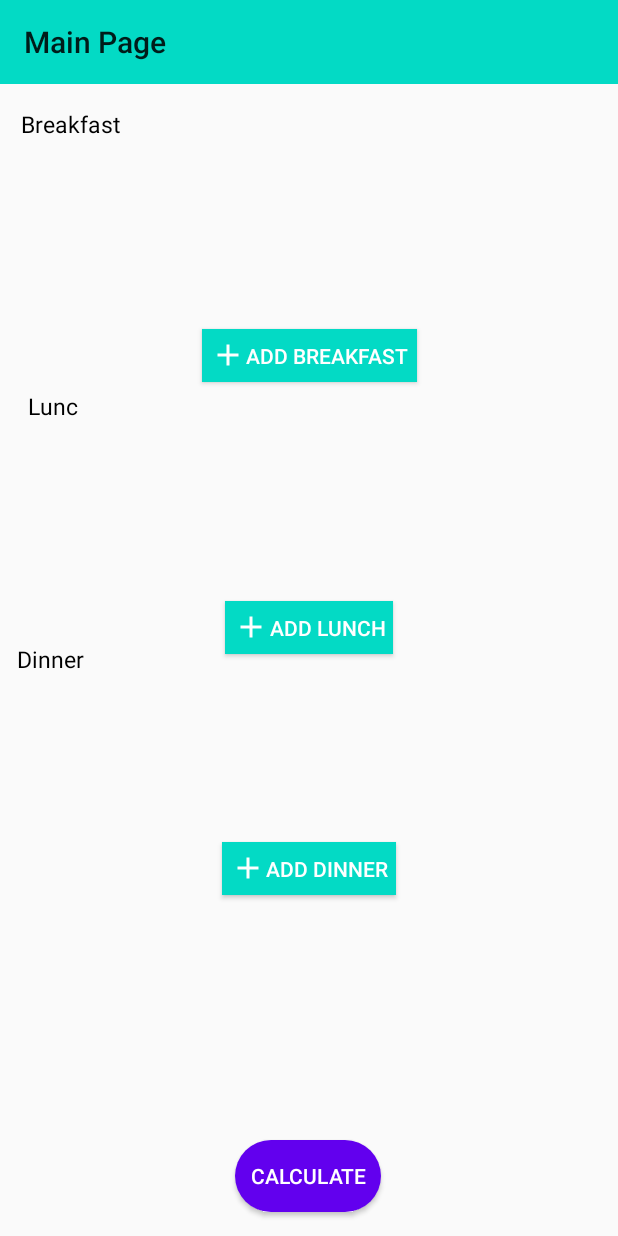
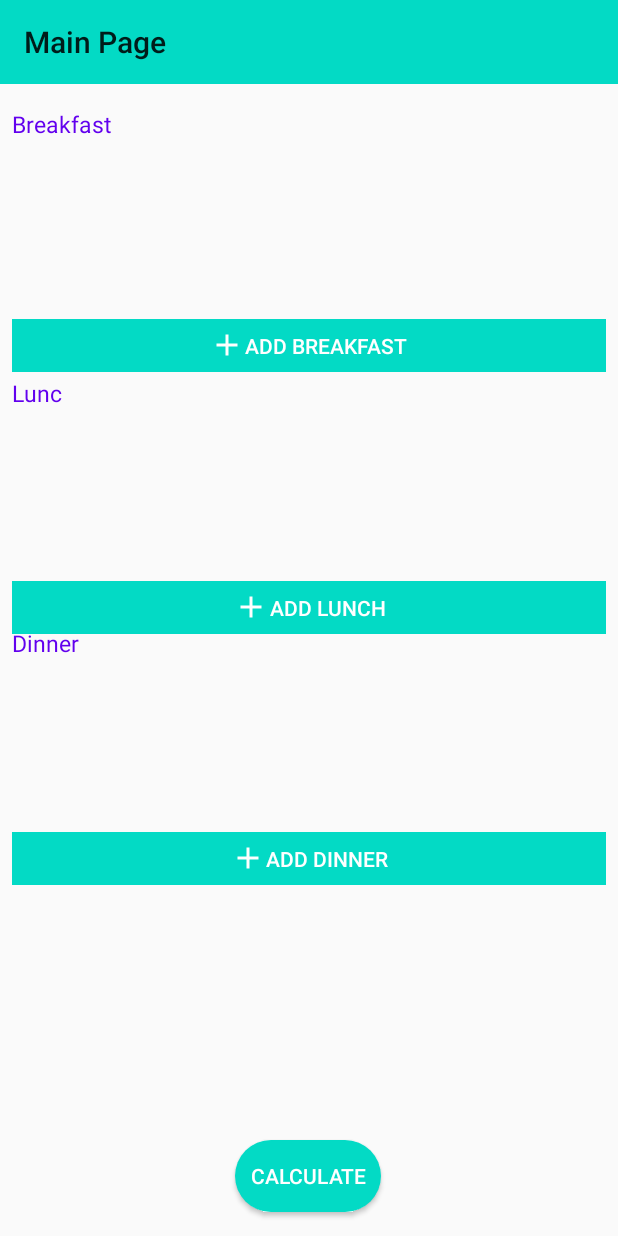
Before and after one commit to GameOnAnil/DailyCaloriesCalculator, an Android app: the screen it shows after launch (MainActivity), on a phone screen of 412 x 824 dp. Run offline under Robolectric (Android 15) with nearby library versions, the phone set to English and light mode, and no system bars.

Commit message:
Few design changes Added a save icon/button in the toolbar

```diff
--- a/app/src/main/java/com/gameonanil/dailycaloriescalculator/UI/MainActivity.java
+++ b/app/src/main/java/com/gameonanil/dailycaloriescalculator/UI/MainActivity.java
@@ -9,6 +9,7 @@ import android.os.Bundle;
 import android.util.Log;
 import android.view.View;
 import android.widget.Button;
+import android.widget.FrameLayout;
 import android.widget.Toast;
 
 import androidx.appcompat.widget.Toolbar;
@@ -38,6 +39,11 @@ public class MainActivity extends AppCompatActivity {
     private Button mAddBreakfast;
     private Button mAddLunch;
     private Button mAddDinner;
+
+    private FrameLayout mAddBreakfastFrame;
+    private FrameLayout mAddLunchFrame;
+    private FrameLayout mAddDinnerFrame;
+
     private Button mCalculate;
     private RecyclerView mBfRecyclerView;
     private RecyclerView mLuRecyclerView;
@@ -62,41 +68,24 @@ public class MainActivity extends AppCompatActivity {
         Toolbar toolbar = findViewById(R.id.toolbar_main);
         setSupportActionBar(toolbar);
 
+        mAddBreakfastFrame = findViewById(R.id.btn_add_breakfast_frame);
+        mAddLunchFrame = findViewById(R.id.btn_add_lunch_frame);
+        mAddDinnerFrame = findViewById(R.id.btn_add_dinner_frame);
+
         mAddBreakfast = findViewById(R.id.btn_add_breakfast);
         mAddLunch = findViewById(R.id.btn_add_lunch);
         mAddDinner = findViewById(R.id.btn_add_dinner);
         mCalculate = findViewById(R.id.btn_calculate);
-        mAddBreakfast.setOnClickListener(new View.OnClickListener() {
-            @Override
-            public void onClick(View view) {
-                saveData();
-                Intent intent = new Intent(MainActivity.this, AddFood.class);
-                intent.putExtra("Food Type",BREAKFAST_TYPE);
-                startActivity(intent);
-            }
-        });
 
-        mAddLunch.setOnClickListener(new View.OnClickListener() {
-            @Override
-            public void onClick(View view) {
-                saveData();
-                Intent intent = new Intent(MainActivity.this,AddFood.class);
-                intent.putExtra("Food Type",LUNCH_TYPE);
-                startActivity(intent);
+        //SETTING UP BUTTONS LISTENERS
+        setupButtons();
 
-            }
-        });
+        //setting up frame click listener
+        setupframeButtonListener();
 
-        mAddDinner.setOnClickListener(new View.OnClickListener() {
-            @Override
-            public void onClick(View view) {
-                saveData();
-                Intent intent = new Intent(MainActivity.this,AddFood.class);
-                intent.putExtra("Food Type",DINNER_TYPE);
-                startActivity(intent);
 
-            }
-        });
+
+
 
         breakfastFoods = new ArrayList<>();
         lunchFoods = new ArrayList<>();
@@ -144,6 +133,74 @@ public class MainActivity extends AppCompatActivity {
             }
         });
 
+    }
+
+    private void setupframeButtonListener() {
+        mAddBreakfastFrame.setOnClickListener(new View.OnClickListener() {
+            @Override
+            public void onClick(View view) {
+                saveData();
+                Intent intent = new Intent(MainActivity.this, AddFood.class);
+                intent.putExtra("Food Type",BREAKFAST_TYPE);
+                startActivity(intent);
+            }
+        });
+
+        mAddLunchFrame.setOnClickListener(new View.OnClickListener() {
+            @Override
+            public void onClick(View view) {
+                saveData();
+                Intent intent = new Intent(MainActivity.this,AddFood.class);
+                intent.putExtra("Food Type",LUNCH_TYPE);
+                startActivity(intent);
+
+            }
+        });
+
+        mAddDinnerFrame.setOnClickListener(new View.OnClickListener() {
+            @Override
+            public void onClick(View view) {
+                saveData();
+                Intent intent = new Intent(MainActivity.this,AddFood.class);
+                intent.putExtra("Food Type",DINNER_TYPE);
+                startActivity(intent);
+
+            }
+        });
+    }
+
+    private void setupButtons() {
+        mAddBreakfast.setOnClickListener(new View.OnClickListener() {
+            @Override
+            public void onClick(View view) {
+                saveData();
+                Intent intent = new Intent(MainActivity.this, AddFood.class);
+                intent.putExtra("Food Type",BREAKFAST_TYPE);
+                startActivity(intent);
+            }
+        });
+
+        mAddLunch.setOnClickListener(new View.OnClickListener() {
+            @Override
+            public void onClick(View view) {
+                saveData();
+                Intent intent = new Intent(MainActivity.this,AddFood.class);
+                intent.putExtra("Food Type",LUNCH_TYPE);
+                startActivity(intent);
+
+            }
+        });
+
+        mAddDinner.setOnClickListener(new View.OnClickListener() {
+            @Override
+            public void onClick(View view) {
+                saveData();
+                Intent intent = new Intent(MainActivity.this,AddFood.class);
+                intent.putExtra("Food Type",DINNER_TYPE);
+                startActivity(intent);
+
+            }
+        });
     }
 
 
--- /dev/null
+++ b/app/src/main/res/drawable/ic_baseline_save_24.xml
@@ -0,0 +1,5 @@
+<vector android:height="24dp" android:tint="#FFFFFF"
+    android:viewportHeight="24" android:viewportWidth="24"
+    android:width="24dp" xmlns:android="http://schemas.android.com/apk/res/android">
+    <path android:fillColor="@android:color/white" android:pathData="M17,3L5,3c-1.11,0 -2,0.9 -2,2v14c0,1.1 0.89,2 2,2h14c1.1,0 2,-0.9 2,-2L21,7l-4,-4zM12,19c-1.66,0 -3,-1.34 -3,-3s1.34,-3 3,-3 3,1.34 3,3 -1.34,3 -3,3zM15,9L5,9L5,5h10v4z"/>
+</vector>
--- a/app/src/main/res/drawable/primary_round_btn_bg.xml
+++ b/app/src/main/res/drawable/primary_round_btn_bg.xml
@@ -1,7 +1,7 @@
 <?xml version="1.0" encoding="utf-8"?>
 <shape xmlns:android="http://schemas.android.com/apk/res/android"
   android:shape="rectangle"  >
-    <solid android:color="@color/colorPrimary">
+    <solid android:color="@color/colorAccent">
 
     </solid>
     <corners android:radius="25dp"/>
--- a/app/src/main/res/layout/activity_main.xml
+++ b/app/src/main/res/layout/activity_main.xml
@@ -10,25 +10,27 @@
         android:id="@+id/text_lunch"
         android:layout_width="41dp"
         android:layout_height="18dp"
+        android:layout_marginStart="8dp"
         android:text="Lunch"
-        android:textColor="#000"
+        android:textColor="@color/colorPrimary"
         android:textSize="15dp"
         app:layout_constraintBottom_toTopOf="@+id/recyclerView_lunch"
         app:layout_constraintEnd_toEndOf="parent"
-        app:layout_constraintHorizontal_bias="0.05"
+        app:layout_constraintHorizontal_bias="0.0"
         app:layout_constraintStart_toStartOf="parent"
-        app:layout_constraintTop_toBottomOf="@+id/btn_add_breakfast" />
+        app:layout_constraintTop_toBottomOf="@+id/btn_add_breakfast_frame" />
 
     <TextView
         android:id="@+id/text_dinner"
         android:layout_width="wrap_content"
         android:layout_height="wrap_content"
+        android:layout_marginStart="8dp"
         android:layout_marginTop="36dp"
         android:text="Dinner"
-        android:textColor="#000"
+        android:textColor="@color/colorPrimary"
         android:textSize="15dp"
-        app:layout_constraintEnd_toStartOf="@+id/btn_add_lunch"
-        app:layout_constraintHorizontal_bias="0.107"
+        app:layout_constraintEnd_toStartOf="@+id/btn_add_lunch_frame"
+        app:layout_constraintHorizontal_bias="0.0"
         app:layout_constraintStart_toStartOf="parent"
         app:layout_constraintTop_toBottomOf="@+id/recyclerView_lunch" />
 
@@ -46,12 +48,13 @@
         android:id="@+id/text_breakfast"
         android:layout_width="wrap_content"
         android:layout_height="wrap_content"
+        android:layout_marginStart="8dp"
         android:layout_marginTop="16dp"
         android:text="Breakfast"
-        android:textColor="#000"
+        android:textColor="@color/colorPrimary"
         android:textSize="15dp"
         app:layout_constraintEnd_toEndOf="parent"
-        app:layout_constraintHorizontal_bias="0.04"
+        app:layout_constraintHorizontal_bias="0.0"
         app:layout_constraintStart_toStartOf="parent"
         app:layout_constraintTop_toBottomOf="@+id/toolbar_main" />
 
@@ -59,89 +62,133 @@
         android:id="@+id/recyclerView_breakfast"
         android:layout_width="match_parent"
         android:layout_height="110dp"
+        android:layout_marginStart="8dp"
         android:layout_marginTop="4dp"
+        android:layout_marginEnd="8dp"
         app:layout_constraintEnd_toEndOf="parent"
         app:layout_constraintHorizontal_bias="0.0"
         app:layout_constraintStart_toStartOf="parent"
         app:layout_constraintTop_toBottomOf="@+id/text_breakfast" />
 
-    <Button
-        android:id="@+id/btn_add_breakfast"
-        android:layout_width="wrap_content"
+
+    <FrameLayout
+        android:id="@+id/btn_add_breakfast_frame"
+        android:layout_width="match_parent"
         android:layout_height="35dp"
-        android:layout_marginTop="12dp"
-
+        android:layout_marginStart="8dp"
+        android:layout_marginTop="5dp"
+        android:layout_marginEnd="8dp"
         android:background="@color/colorAccent"
-        android:drawableStart="@drawable/ic_add"
-        android:text="add breakfast"
-        android:textColor="#fff"
-        android:padding="5dp"
         app:layout_constraintEnd_toEndOf="parent"
         app:layout_constraintStart_toStartOf="parent"
-        app:layout_constraintTop_toBottomOf="@+id/recyclerView_breakfast" />
+        app:layout_constraintTop_toBottomOf="@+id/recyclerView_breakfast">
+
+        <Button
+            android:id="@+id/btn_add_breakfast"
+            android:layout_width="wrap_content"
+            android:layout_height="match_parent"
+            android:layout_gravity="center"
+            android:background="@null"
+            android:drawableLeft="@drawable/ic_add"
+            android:gravity="center"
+            android:minWidth="0dp"
+            android:minHeight="0dp"
+            android:text="add breakfast"
+            android:textColor="#fff" />
+    </FrameLayout>
+
+
+    <androidx.recyclerview.widget.RecyclerView
+        android:id="@+id/recyclerView_lunch"
+        android:layout_width="match_parent"
+        android:layout_height="110dp"
+        android:layout_marginStart="8dp"
+        android:layout_marginTop="24dp"
+        android:layout_marginEnd="8dp"
+        app:layout_constraintEnd_toEndOf="parent"
+        app:layout_constraintHorizontal_bias="1.0"
+        app:layout_constraintStart_toStartOf="parent"
+        app:layout_constraintTop_toBottomOf="@+id/btn_add_breakfast_frame" />
+
+
+    <FrameLayout
+        android:id="@+id/btn_add_lunch_frame"
+        android:layout_width="match_parent"
+        android:layout_height="35dp"
+        android:layout_marginStart="8dp"
+        android:layout_marginTop="5dp"
+        android:layout_marginEnd="8dp"
+        android:background="@color/colorAccent"
+        app:layout_constraintEnd_toEndOf="parent"
+        app:layout_constraintStart_toStartOf="parent"
+        app:layout_constraintTop_toBottomOf="@+id/recyclerView_lunch">
+
+        <Button
+            android:id="@+id/btn_add_lunch"
+            android:layout_width="wrap_content"
+            android:layout_height="match_parent"
+            android:layout_gravity="center"
+            android:background="@null"
+            android:drawableLeft="@drawable/ic_add"
+            android:gravity="center"
+            android:minWidth="0dp"
+            android:minHeight="0dp"
+            android:text="Add Lunch"
+            android:textColor="#fff" />
+    </FrameLayout>
+
+
+    <androidx.recyclerview.widget.RecyclerView
+        android:id="@+id/recyclerView_dinner"
+        android:layout_width="match_parent"
+        android:layout_height="110dp"
+        android:layout_marginStart="8dp"
+
+        android:layout_marginEnd="8dp"
+        app:layout_constraintEnd_toEndOf="parent"
+        app:layout_constraintHorizontal_bias="1.0"
+        app:layout_constraintStart_toStartOf="parent"
+        app:layout_constraintTop_toBottomOf="@+id/text_dinner" />
+
+    <FrameLayout
+        android:id="@+id/btn_add_dinner_frame"
+        android:layout_width="match_parent"
+        android:layout_height="35dp"
+        android:layout_marginStart="8dp"
+        android:layout_marginTop="5dp"
+        android:layout_marginEnd="8dp"
+        android:background="@color/colorAccent"
+        app:layout_constraintEnd_toEndOf="parent"
+        app:layout_constraintStart_toStartOf="parent"
+        app:layout_constraintTop_toBottomOf="@+id/recyclerView_dinner">
+
+        <Button
+            android:id="@+id/btn_add_dinner"
+            android:layout_width="wrap_content"
+            android:layout_height="match_parent"
+            android:layout_gravity="center"
+            android:background="@null"
+            android:drawableLeft="@drawable/ic_add"
+            android:gravity="center"
+            android:minWidth="0dp"
+            android:minHeight="0dp"
+            android:text="Add Dinner"
+            android:textColor="#fff" />
+    </FrameLayout>
 
     <Button
         android:id="@+id/btn_calculate"
         android:layout_width="wrap_content"
         android:layout_height="wrap_content"
         android:layout_marginBottom="16dp"
+        android:background="@drawable/primary_round_btn_bg"
+        android:padding="10dp"
         android:text="Calculate"
         android:textColor="#fff"
-        android:padding="10dp"
-        android:background="@drawable/primary_round_btn_bg"
         app:layout_constraintBottom_toBottomOf="parent"
         app:layout_constraintEnd_toEndOf="parent"
         app:layout_constraintHorizontal_bias="0.498"
         app:layout_constraintStart_toStartOf="parent" />
 
-    <androidx.recyclerview.widget.RecyclerView
-        android:id="@+id/recyclerView_lunch"
-        android:layout_width="match_parent"
-        android:layout_height="110dp"
-        android:layout_marginTop="28dp"
-        app:layout_constraintEnd_toEndOf="parent"
-        app:layout_constraintHorizontal_bias="0.0"
-        app:layout_constraintStart_toStartOf="parent"
-        app:layout_constraintTop_toBottomOf="@+id/btn_add_breakfast" />
-
-    <Button
-        android:id="@+id/btn_add_lunch"
-        android:layout_width="wrap_content"
-        android:layout_height="35dp"
-        android:layout_marginTop="8dp"
-        android:background="@color/colorAccent"
-        android:drawableStart="@drawable/ic_add"
-        android:text="Add Lunch"
-        android:textColor="#fff"
-        android:padding="5dp"
-        app:layout_constraintEnd_toEndOf="parent"
-        app:layout_constraintStart_toStartOf="parent"
-        app:layout_constraintTop_toBottomOf="@+id/recyclerView_lunch" />
-
-    <androidx.recyclerview.widget.RecyclerView
-        android:id="@+id/recyclerView_dinner"
-        android:layout_width="match_parent"
-        android:layout_height="110dp"
-        android:layout_marginTop="8dp"
-        app:layout_constraintEnd_toEndOf="parent"
-        app:layout_constraintHorizontal_bias="0.0"
-        app:layout_constraintStart_toStartOf="parent"
-        app:layout_constraintTop_toBottomOf="@+id/btn_add_lunch" />
-
-    <Button
-        android:id="@+id/btn_add_dinner"
-        android:layout_width="wrap_content"
-        android:layout_height="35dp"
-        android:layout_marginTop="7dp"
-        android:background="@color/colorAccent"
-        android:drawableStart="@drawable/ic_add"
-        android:text="Add Dinner"
-        android:textColor="#fff"
-        android:padding="5dp"
-
-        app:layout_constraintEnd_toEndOf="parent"
-        app:layout_constraintStart_toStartOf="parent"
-        app:layout_constraintTop_toBottomOf="@+id/recyclerView_dinner" />
-
 
 </androidx.constraintlayout.widget.ConstraintLayout>
--- a/app/src/main/res/layout/fragment_custom_food.xml
+++ b/app/src/main/res/layout/fragment_custom_food.xml
@@ -14,6 +14,7 @@
         android:layout_height="wrap_content"
         android:layout_marginStart="10dp"
         android:layout_marginTop="24dp"
+        android:layout_marginEnd="10dp"
         android:hint="Enter Food Name"
         android:inputType="textCapSentences"
         app:layout_constraintEnd_toEndOf="parent"
@@ -27,6 +28,7 @@
         android:layout_marginStart="10dp"
 
         android:layout_marginTop="8dp"
+        android:layout_marginEnd="10dp"
         android:hint="Enter Food Calorie"
         android:inputType="number"
         app:layout_constraintEnd_toEndOf="parent"
--- a/app/src/main/res/values/colors.xml
+++ b/app/src/main/res/values/colors.xml
@@ -3,4 +3,6 @@
       <color name="colorPrimary">#6200EE</color>
       <color name="colorPrimaryDark">#3700B3</color>
       <color name="colorAccent">#03DAC5</color>
+
+    <color name="lightBlack">#3E3E3E</color>
   </resources>
--- a/app/src/main/res/values/styles.xml
+++ b/app/src/main/res/values/styles.xml
@@ -2,8 +2,8 @@
   <!-- Base application theme. -->
   <style name="AppTheme" parent="Theme.AppCompat.Light.NoActionBar">
       <!-- Customize your theme here. -->
-      <item name="colorPrimary">@color/colorPrimary</item>
-      <item name="colorPrimaryDark">@color/colorPrimaryDark</item>
+      <item name="colorPrimary">@color/colorAccent</item>
+      <item name="colorPrimaryDark">@color/colorAccent</item>
       <item name="colorAccent">@color/colorAccent</item>
   </style>
 
```
Also changed, not shown: app/src/main/java/com/gameonanil/dailycaloriescalculator/UI/AddFood.java (+7 -4 lines), app/src/main/java/com/gameonanil/dailycaloriescalculator/UI/CustomFoodFragment.java (+28 -4 lines), app/src/main/java/com/gameonanil/dailycaloriescalculator/UI/SearchFragment.java (+20 -2 lines), app/src/main/res/layout/addfood_list.xml (+6 -3 lines), app/src/main/res/layout/breakfast_list.xml (+6 -3 lines), app/src/main/res/layout/dinner_list.xml (+6 -3 lines), app/src/main/res/layout/fragment_search.xml (+21 -12 lines), app/src/main/res/layout/lunch_list.xml (+6 -3 lines), app/src/main/res/menu/add_food_menu.xml (added, +9 -0 lines).
